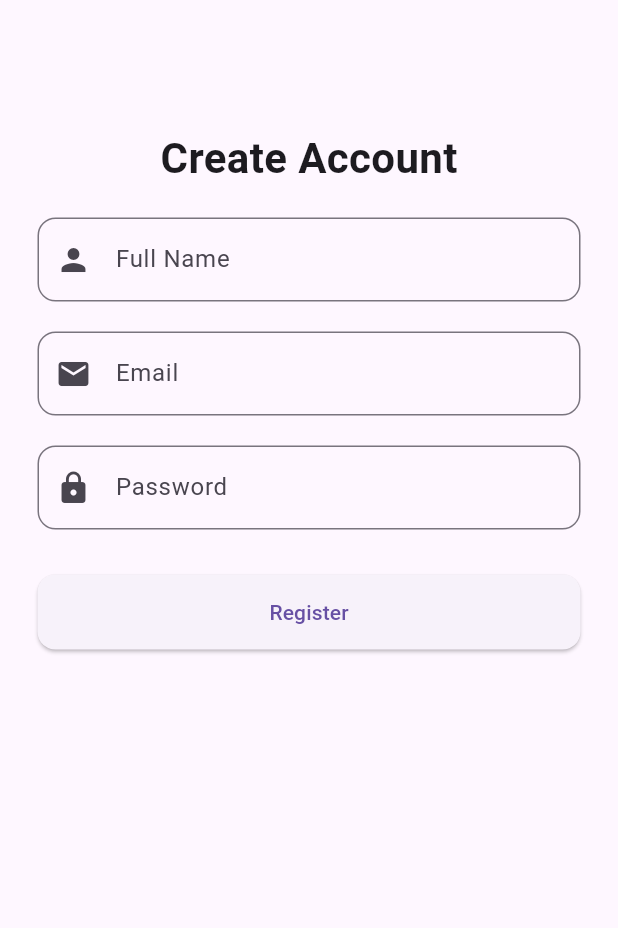
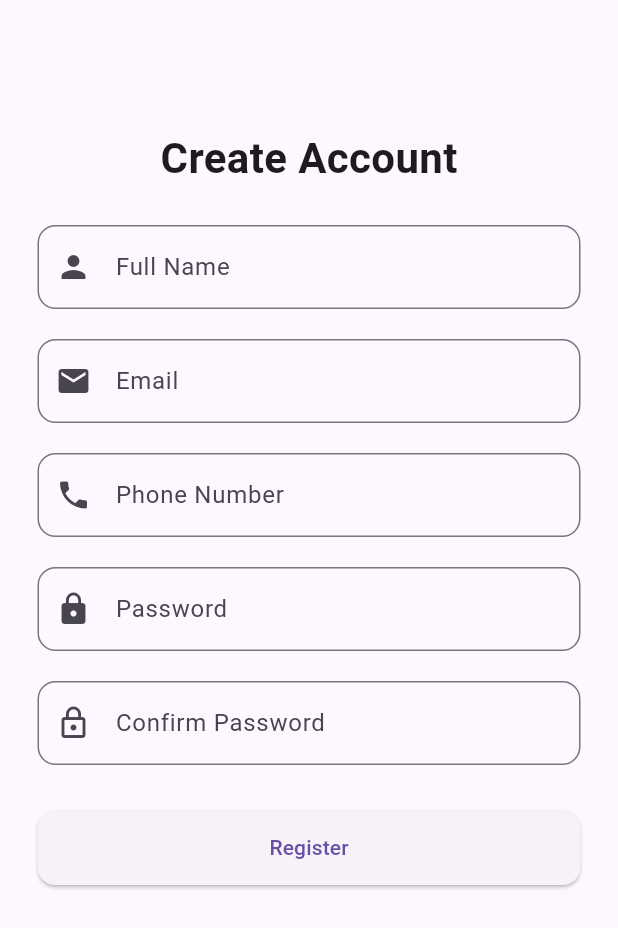
Before and after one commit to Bidhan009/GameZone_flutter, a Flutter app: the RegisterScreen screen opened by its route, on a phone screen of 412 x 824 dp. Shown: the top 928 px of the screen. Run offline on Flutter 3.47's test engine with Material 3 defaults, Android fonts, the phone set to English and light mode, and no system bars.

Commit message:
changes in register screen

```diff
--- a/lib/screens/register_screen.dart
+++ b/lib/screens/register_screen.dart
@@ -1,6 +1,6 @@
 import 'package:flutter/material.dart';
 import 'package:flutter_sprint1/screens/login_screen.dart';
-import 'home_screen.dart';
+// import 'home_screen.dart';
 
 class RegisterScreen extends StatelessWidget {
   const RegisterScreen({super.key});
@@ -10,57 +10,102 @@ class RegisterScreen extends StatelessWidget {
     return Scaffold(
       body: Padding(
         padding: const EdgeInsets.all(25),
+        child: SingleChildScrollView(
           child: Column(
             children: [
               const SizedBox(height: 60),
-            const Text("Create Account",
-                style: TextStyle(fontSize: 28, fontWeight: FontWeight.bold)),
-            const SizedBox(height: 20),
+              const Text(
+                "Create Account",
+                style: TextStyle(fontSize: 28, fontWeight: FontWeight.bold),
+              ),
+              const SizedBox(height: 25),
 
+              // Full Name
               TextField(
                 decoration: InputDecoration(
                   labelText: "Full Name",
                   prefixIcon: const Icon(Icons.person),
-                border: OutlineInputBorder(borderRadius: BorderRadius.circular(12)),
+                  border: OutlineInputBorder(
+                    borderRadius: BorderRadius.circular(12),
+                  ),
                 ),
               ),
               const SizedBox(height: 20),
 
+              // Email
               TextField(
                 decoration: InputDecoration(
                   labelText: "Email",
                   prefixIcon: const Icon(Icons.email),
-                border: OutlineInputBorder(borderRadius: BorderRadius.circular(12)),
+                  border: OutlineInputBorder(
+                    borderRadius: BorderRadius.circular(12),
+                  ),
                 ),
               ),
               const SizedBox(height: 20),
 
+              // Phone Number
+              TextField(
+                keyboardType: TextInputType.phone,
+                decoration: InputDecoration(
+                  labelText: "Phone Number",
+                  prefixIcon: const Icon(Icons.phone),
+                  border: OutlineInputBorder(
+                    borderRadius: BorderRadius.circular(12),
+                  ),
+                ),
+              ),
+              const SizedBox(height: 20),
+
+              // Password
               TextField(
                 obscureText: true,
                 decoration: InputDecoration(
                   labelText: "Password",
                   prefixIcon: const Icon(Icons.lock),
-                border: OutlineInputBorder(borderRadius: BorderRadius.circular(12)),
+                  border: OutlineInputBorder(
+                    borderRadius: BorderRadius.circular(12),
+                  ),
+                ),
+              ),
+              const SizedBox(height: 20),
+
+              // Confirm Password
+              TextField(
+                obscureText: true,
+                decoration: InputDecoration(
+                  labelText: "Confirm Password",
+                  prefixIcon: const Icon(Icons.lock_outline),
+                  border: OutlineInputBorder(
+                    borderRadius: BorderRadius.circular(12),
+                  ),
                 ),
               ),
 
               const SizedBox(height: 30),
 
+              // Register Button
               SizedBox(
                 height: 50,
                 width: double.infinity,
                 child: ElevatedButton(
                   onPressed: () {
                     Navigator.pushReplacement(
-                      context, MaterialPageRoute(builder: (_) => const LoginScreen()));
+                      context,
+                      MaterialPageRoute(
+                          builder: (_) => const LoginScreen()),
+                    );
                   },
                   style: ElevatedButton.styleFrom(
-                  shape: RoundedRectangleBorder(borderRadius: BorderRadius.circular(12)),
+                    shape: RoundedRectangleBorder(
+                      borderRadius: BorderRadius.circular(12),
+                    ),
                   ),
                   child: const Text("Register"),
                 ),
-            )
+              ),
             ],
+          ),
         ),
       ),
     );
```
Lines whose indentation alone changed are shown as unchanged.
